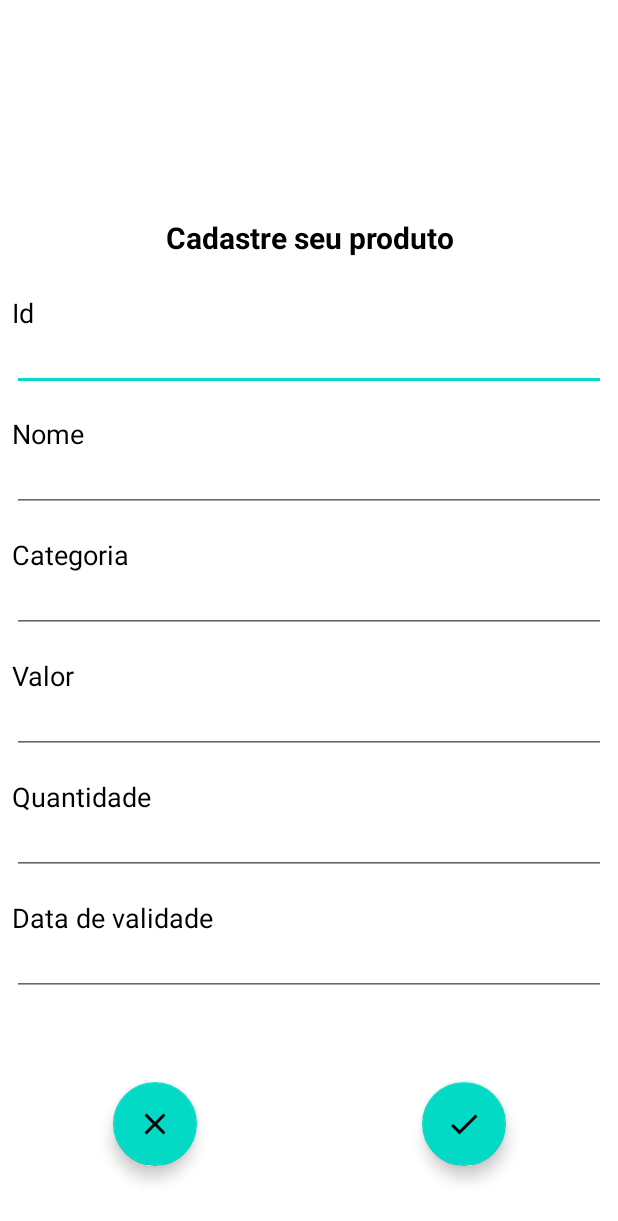
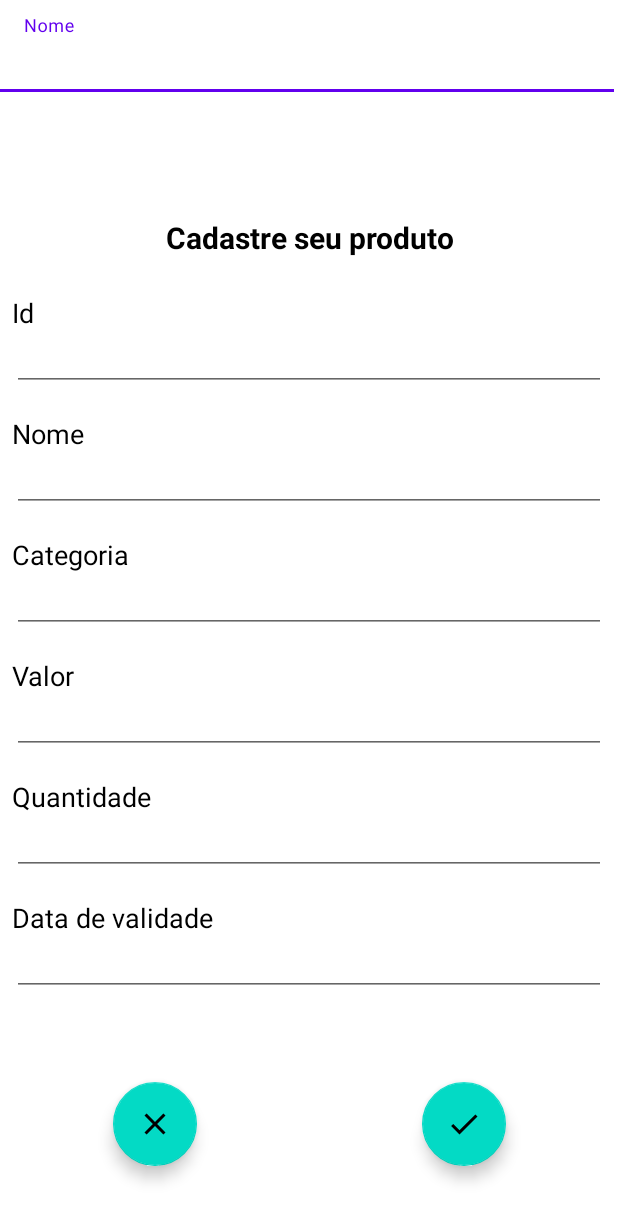
Before and after one commit to victorDioni/Crud_Android, an Android app: the layout activity_cadastrar_produto.xml on its own in the app's theme, with its tools: preview values and no code run, on a phone screen of 412 x 824 dp. Shown: the top 1221 px of the screen. Run offline under Robolectric (Android 15) with nearby library versions, the phone set to English and light mode, and no system bars.

```diff
--- a/app/src/main/AndroidManifest.xml
+++ b/app/src/main/AndroidManifest.xml
@@ -11,11 +11,11 @@
         android:theme="@style/Theme.CRUD">
 
         <activity
-            android:name=".ui.login.view.LoginActivity"
+            android:name=".ui.produto.view.CadastrarProdutoActivity"
             android:exported="true"/>
 
         <activity
-            android:name=".ui.login.view.CadastrarProdutoActivity"
+            android:name=".ui.login.view.LoginActivity"
             android:exported="true">
 
 
--- a/app/src/main/java/dionizio/victor/crud/ui/login/view/LoginActivity.java
+++ b/app/src/main/java/dionizio/victor/crud/ui/login/view/LoginActivity.java
@@ -9,6 +9,7 @@ import androidx.annotation.Nullable;
 import androidx.appcompat.app.AppCompatActivity;
 
 import dionizio.victor.crud.R;
+import dionizio.victor.crud.ui.produto.view.CadastrarProdutoActivity;
 
 public class LoginActivity extends AppCompatActivity {
 
@@ -18,14 +19,14 @@ public class LoginActivity extends AppCompatActivity {
         super.onCreate(savedInstanceState);
         setContentView(R.layout.activity_login);
 
-//        btnLogin = findViewById(R.id.btnEntrarLogin);
-//
-//        btnLogin.setOnClickListener(new View.OnClickListener() {
-//            @Override
-//            public void onClick(View view) {
-//                cadastrarProduto();
-//            }
-//        });
+        btnLogin = findViewById(R.id.btnEntrarLogin);
+
+        btnLogin.setOnClickListener(new View.OnClickListener() {
+            @Override
+            public void onClick(View view) {
+                cadastrarProduto();
+            }
+        });
     }
 
     public void cadastrarProduto(){
--- a/app/src/main/java/dionizio/victor/crud/ui/login/view/CadastrarProdutoActivity.java
+++ b/app/src/main/java/dionizio/victor/crud/ui/produto/view/CadastrarProdutoActivity.java
@@ -1,4 +1,4 @@
-package dionizio.victor.crud.ui.login.view;
+package dionizio.victor.crud.ui.produto.view;
 
 import android.os.Bundle;
 
--- a/app/src/main/res/layout/activity_cadastrar_produto.xml
+++ b/app/src/main/res/layout/activity_cadastrar_produto.xml
@@ -3,7 +3,26 @@
     xmlns:app="http://schemas.android.com/apk/res-auto"
     xmlns:tools="http://schemas.android.com/tools"
     android:layout_width="match_parent"
-    android:layout_height="match_parent">
+    android:layout_height="match_parent"
+    android:layout_column="10">
+
+    <com.google.android.material.textfield.TextInputLayout
+        android:layout_width="409dp"
+        android:layout_height="wrap_content"
+        android:animateLayoutChanges="true"
+        android:hint="Nome"
+        app:layout_constraintCircleRadius="1dp"
+        app:suffixTextColor="@color/black"
+        tools:layout_editor_absoluteX="1dp"
+        tools:layout_editor_absoluteY="31dp">
+
+        <com.google.android.material.textfield.TextInputEditText
+            android:layout_width="match_parent"
+            android:layout_height="wrap_content"
+            android:backgroundTint="@color/white"
+            android:textColor="@color/black"
+            android:textSize="20sp" />
+    </com.google.android.material.textfield.TextInputLayout>
 
     <com.google.android.material.floatingactionbutton.FloatingActionButton
         android:id="@+id/floatingActionButton2"
```
